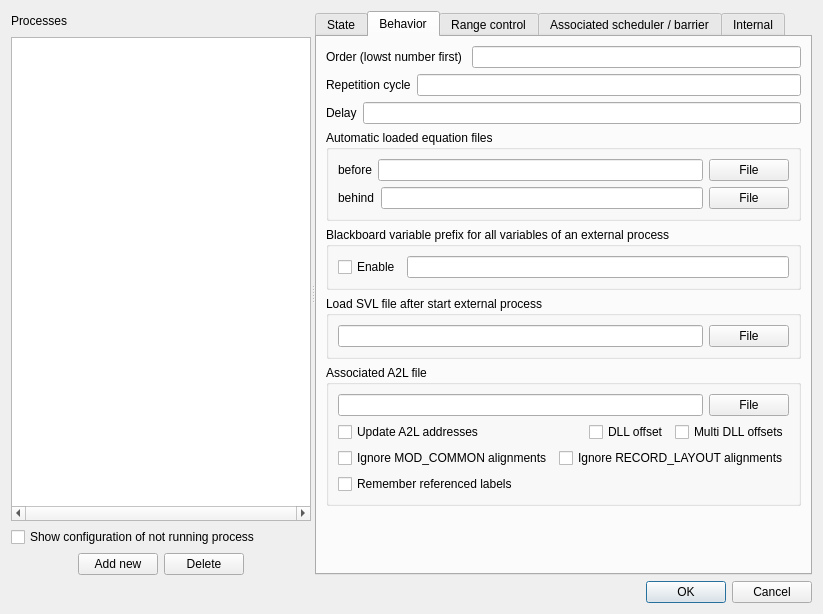
The window that Src/GUI/Qt/Dialog/ConfigureProcessDialog.ui (eclipse-openxilenv/openxilenv) describes before a commit, drawn with Qt 5.
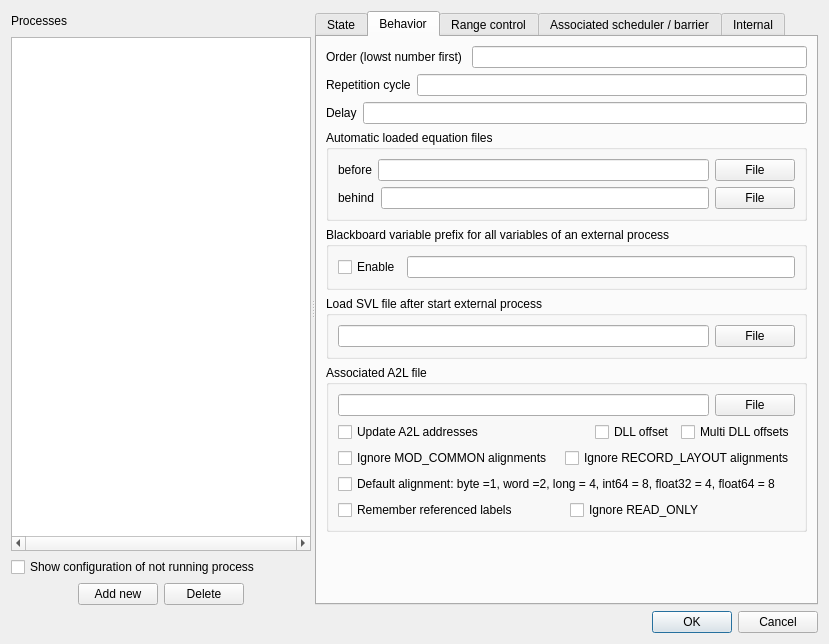
The same window after the commit. The open tabs and pages were chosen to show the change. Icons and pictures are not drawn.

Patch:
```diff
--- a/Src/GUI/Qt/Dialog/ConfigureProcessDialog.ui
+++ b/Src/GUI/Qt/Dialog/ConfigureProcessDialog.ui
@@ -6,8 +6,8 @@
    <rect>
     <x>0</x>
     <y>0</y>
-    <width>809</width>
-    <height>614</height>
+    <width>829</width>
+    <height>644</height>
    </rect>
   </property>
   <property name="windowTitle">
@@ -722,12 +722,30 @@
             </layout>
            </item>
            <item>
-            <widget class="QCheckBox" name="RememberReferencedCheckBox">
+            <widget class="QCheckBox" name="DefaultAlignmentCheckBox">
              <property name="text">
-              <string>Remember referenced labels</string>
+              <string>Default alignment: byte =1, word =2, long = 4, int64 = 8, float32 = 4, float64 = 8</string>
              </property>
             </widget>
            </item>
+           <item>
+            <layout class="QHBoxLayout" name="horizontalLayout_55">
+             <item>
+              <widget class="QCheckBox" name="RememberReferencedCheckBox">
+               <property name="text">
+                <string>Remember referenced labels</string>
+               </property>
+              </widget>
+             </item>
+             <item>
+              <widget class="QCheckBox" name="IgnoreReadOnlyCheckBox">
+               <property name="text">
+                <string>Ignore READ_ONLY</string>
+               </property>
+              </widget>
+             </item>
+            </layout>
+           </item>
           </layout>
          </widget>
         </item>
```
